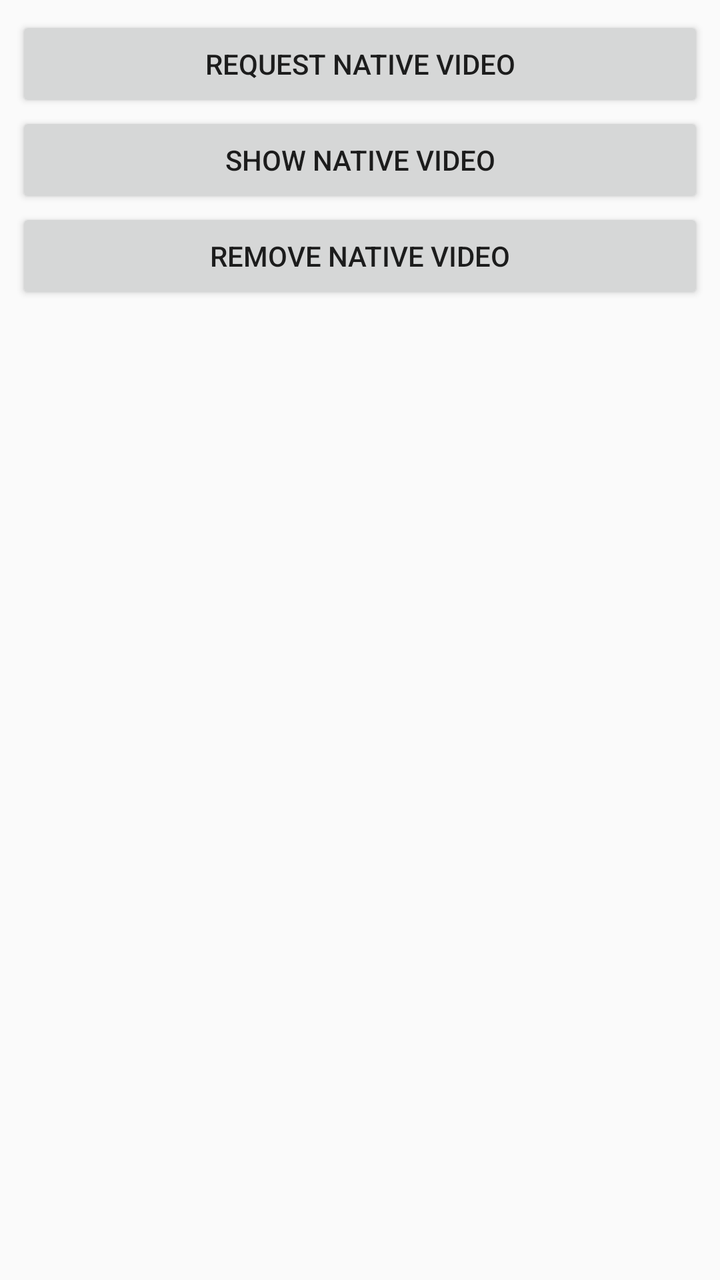
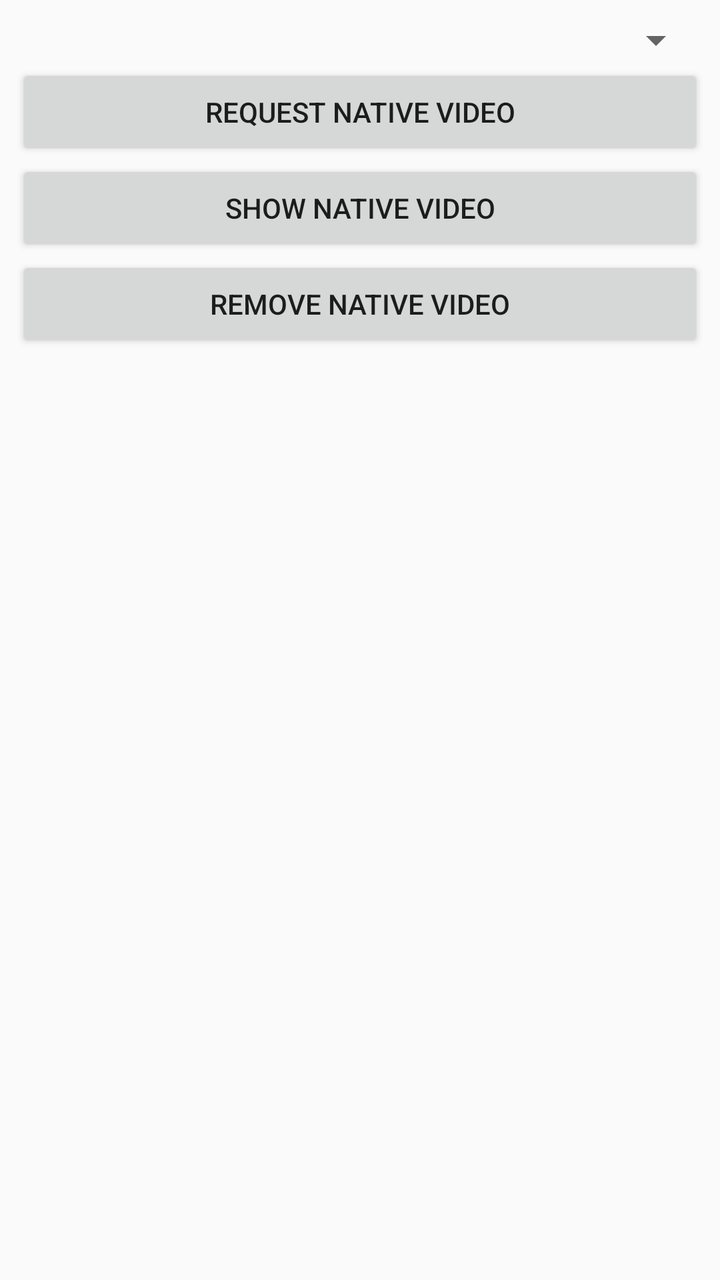

Two renders of the same Android screen: before a commit and after it. Below are the layout's source before the change and the commit's diff.
<!-- AndroidManifest.xml: application theme AppTheme -->
<!-- res/layout/activity_native_video.xml -->
<?xml version="1.0" encoding="utf-8"?>
<androidx.appcompat.widget.LinearLayoutCompat xmlns:android="http://schemas.android.com/apk/res/android"
    xmlns:app="http://schemas.android.com/apk/res-auto"
    xmlns:tools="http://schemas.android.com/tools"
    android:layout_width="match_parent"
    android:layout_height="match_parent"
    tools:ignore="HardcodedText"
    android:padding="8dp"
    android:orientation="vertical"
    tools:context=".NativeVideoActivity">

    <androidx.appcompat.widget.AppCompatButton
        android:id="@+id/request_button"
        android:text="Request Native Video"
        android:layout_width="match_parent"
        android:layout_height="wrap_content" />

    <androidx.appcompat.widget.AppCompatButton
        android:id="@+id/show_button"
        android:text="Show Native Video"
        android:layout_width="match_parent"
        android:layout_height="wrap_content" />

    <androidx.appcompat.widget.AppCompatButton
        android:id="@+id/remove_button"
        android:text="Remove Native Video"
        android:layout_width="match_parent"
        android:layout_height="wrap_content" />

    <FrameLayout
        android:id="@+id/adContainer"
        android:layout_width="match_parent"
        android:layout_height="match_parent" />

</androidx.appcompat.widget.LinearLayoutCompat>
<!-- resources referenced by this layout -->
<resources>
  <style name="AppTheme" parent="Theme.AppCompat.Light.DarkActionBar">
          
          <item name="colorPrimary">@color/colorPrimary</item>
          <item name="colorPrimaryDark">@color/colorPrimaryDark</item>
          <item name="colorAccent">@color/colorAccent</item>
      </style>
  <color name="colorPrimary">#008577</color>
  <color name="colorPrimaryDark">#00574B</color>
  <color name="colorAccent">#D81B60</color>
</resources>

<!-- the commit's change to res/layout/activity_native_video.xml (unified diff, before → after) -->
@@ -8,6 +8,11 @@
     android:padding="8dp"
     android:orientation="vertical"
     tools:context=".NativeVideoActivity">
+
+    <Spinner
+        android:id="@+id/zone_spinner"
+        android:layout_width="match_parent"
+        android:layout_height="wrap_content" />
 
     <androidx.appcompat.widget.AppCompatButton
         android:id="@+id/request_button"
